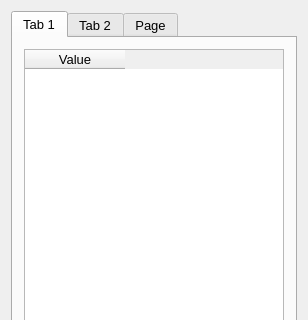
USEPA/SWMM-EPANET_User_Interface, file src/ui/frmGenericDefaultsEditorDesigner.ui: the form before one commit; both pictures show x 0 to 308 and y 0 to 320 of the 308 by 461 pixel window.
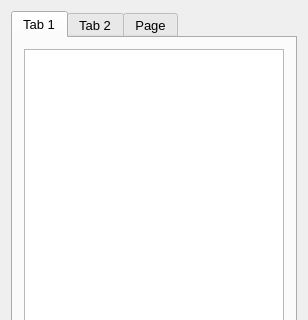
The form after the commit.

Commit message: epanet defaults editor implementation: setup populate defaults per generic default and project settings dynamically setup default tables for different categories allow multiple tabs to share  a single table control

Diff of the .ui file:
```diff
--- a/src/ui/frmGenericDefaultsEditorDesigner.ui
+++ b/src/ui/frmGenericDefaultsEditorDesigner.ui
@@ -31,13 +31,7 @@
        </attribute>
        <layout class="QGridLayout" name="gridLayout_2">
         <item row="0" column="0">
-         <widget class="QTableWidget" name="tblGeneric">
-          <column>
-           <property name="text">
-            <string>Value</string>
-           </property>
-          </column>
-         </widget>
+         <widget class="QTableWidget" name="tblGeneric"/>
         </item>
        </layout>
       </widget>
```
The commit also changes 2 other files.
